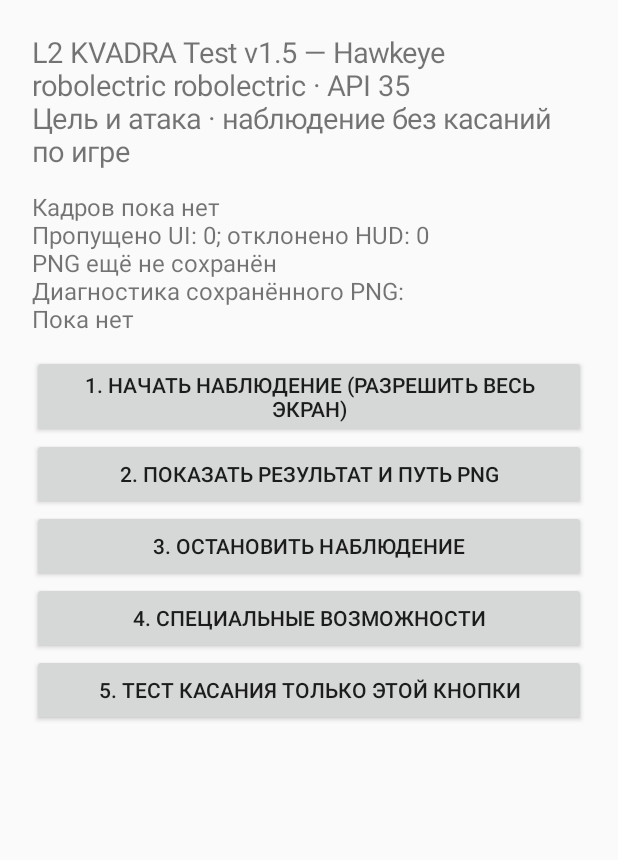
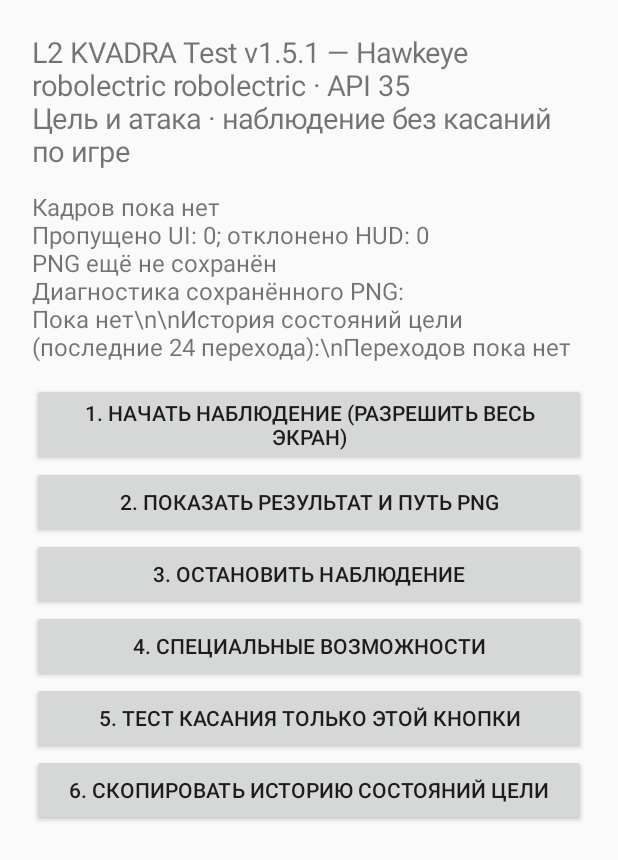
Before and after one commit to Ignatkaa/L2-KVADRA-Test, an Android app: the screen it shows after launch (MainActivity), on a phone screen of 412 x 824 dp. Shown: the top 860 px of the screen. Run offline under Robolectric (Android 15) with nearby library versions, the phone set to English and light mode, and no system bars.

Commit message:
Show and copy target-state chronology directly on tablet

```diff
--- a/app/src/main/java/com/l2farm/kvadratest/MainActivity.kt
+++ b/app/src/main/java/com/l2farm/kvadratest/MainActivity.kt
@@ -20,7 +20,7 @@ class MainActivity : Activity() {
             return b
         }
         layout.addView(TextView(this).apply {
-            text="L2 KVADRA Test v1.5 — Hawkeye\n${Build.MANUFACTURER} ${Build.MODEL} · API ${Build.VERSION.SDK_INT}\nЦель и атака · наблюдение без касаний по игре"
+            text="L2 KVADRA Test v1.5.1 — Hawkeye\n${Build.MANUFACTURER} ${Build.MODEL} · API ${Build.VERSION.SDK_INT}\nЦель и атака · наблюдение без касаний по игре"
             textSize=19f
         })
         status=TextView(this).apply { text="Ожидание проверки"; textSize=16f; setPadding(0,20,0,20) }
@@ -46,11 +46,20 @@ class MainActivity : Activity() {
                 }
             }
         }
+        button("6. Скопировать историю состояний цели") {
+            val history = getSharedPreferences("diagnostics",MODE_PRIVATE)
+                .getString("transitionHistory","Переходов пока нет") ?: "Переходов пока нет"
+            val clipboard = getSystemService(CLIPBOARD_SERVICE) as ClipboardManager
+            clipboard.setPrimaryClip(ClipData.newPlainText("L2 Hawkeye target transitions",history))
+            Toast.makeText(this,"История состояний скопирована",Toast.LENGTH_SHORT).show()
+        }
         setContentView(ScrollView(this).apply { addView(layout) })
     }
     private fun refresh() {
         val p=getSharedPreferences("diagnostics",MODE_PRIVATE)
-        status.text=(p.getString("last","Кадров пока нет") ?: "Кадров пока нет") + "\nПропущено UI: ${p.getInt("skippedUiFrames",0)}; отклонено HUD: ${p.getInt("rejectedFrames",0)}" + "\n" + (p.getString("snapshot","PNG ещё не сохранён") ?: "") + "\nДиагностика сохранённого PNG:\n" + (p.getString("snapshotFrame","Пока нет") ?: "Пока нет")
+        status.text=(p.getString("last","Кадров пока нет") ?: "Кадров пока нет") + "\nПропущено UI: ${p.getInt("skippedUiFrames",0)}; отклонено HUD: ${p.getInt("rejectedFrames",0)}" + "\n" + (p.getString("snapshot","PNG ещё не сохранён") ?: "") + "\nДиагностика сохранённого PNG:\n" + (p.getString("snapshotFrame","Пока нет") ?: "Пока нет") +
+            "\\n\\nИстория состояний цели (последние 24 перехода):\\n" +
+            (p.getString("transitionHistory","Переходов пока нет") ?: "Переходов пока нет")
     }
     override fun onResume() { super.onResume(); refresh() }
     @Deprecated("Deprecated in Android")
```
